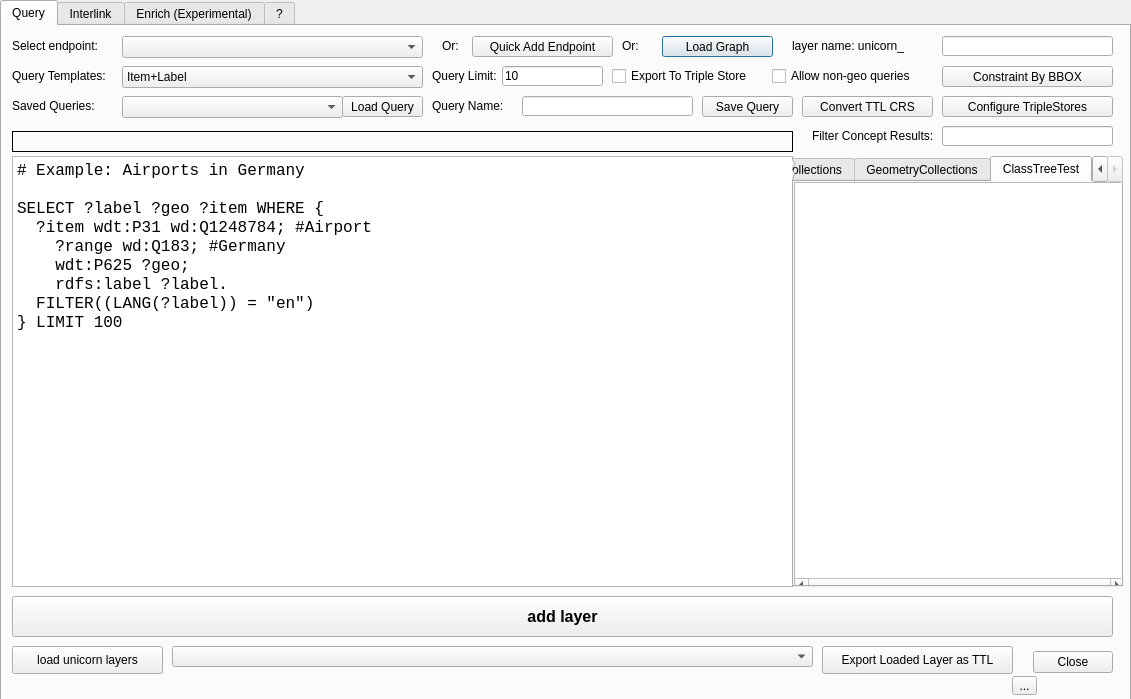
Old version of the form dialogs/ui/sparql_unicorn_dialog_base.ui in the repository sparqlunicorn/sparqlunicornGoesGIS.
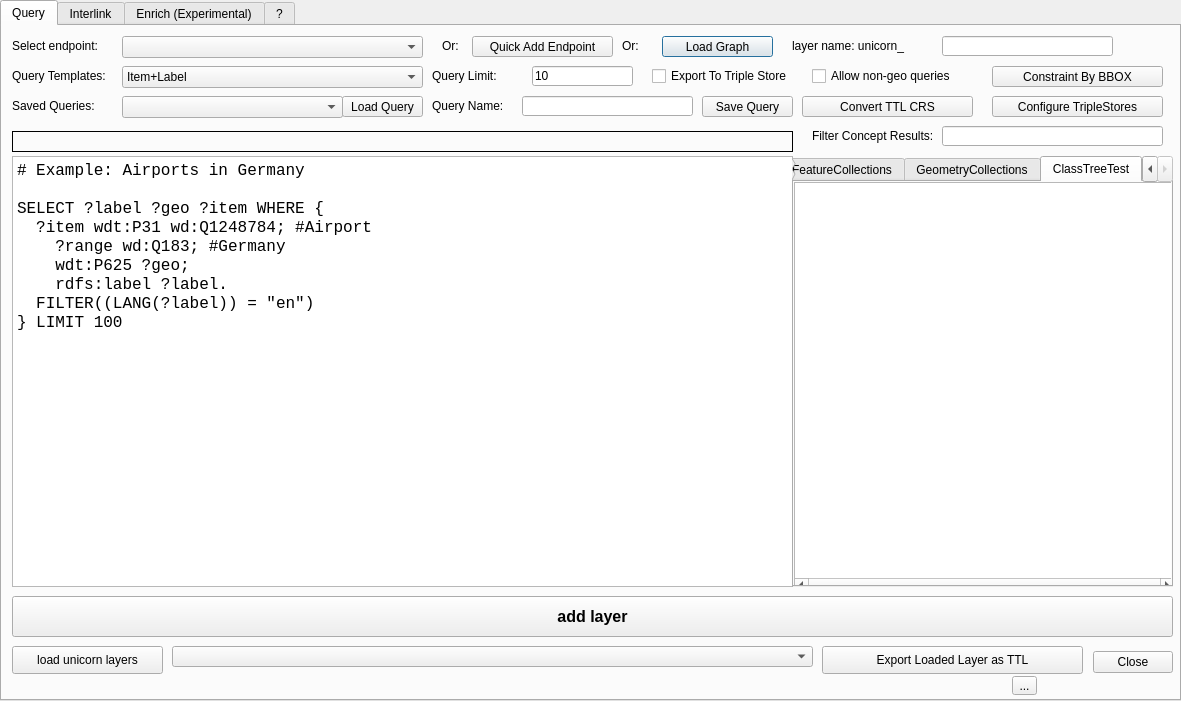
New version of the form. The open tabs and pages were chosen to show the change.

Commit message: Bigger window

What changed in the file:
```diff
--- a/dialogs/ui/sparql_unicorn_dialog_base.ui
+++ b/dialogs/ui/sparql_unicorn_dialog_base.ui
@@ -6,8 +6,8 @@
    <rect>
     <x>0</x>
     <y>0</y>
-    <width>1131</width>
-    <height>699</height>
+    <width>1181</width>
+    <height>701</height>
    </rect>
   </property>
   <property name="windowTitle">
@@ -31,7 +31,7 @@
     <rect>
      <x>0</x>
      <y>0</y>
-     <width>1131</width>
+     <width>1181</width>
      <height>701</height>
     </rect>
    </property>
@@ -146,7 +146,7 @@
       <rect>
        <x>10</x>
        <y>570</y>
-       <width>1101</width>
+       <width>1161</width>
        <height>41</height>
       </rect>
      </property>
@@ -189,7 +189,7 @@
       <rect>
        <x>820</x>
        <y>620</y>
-       <width>191</width>
+       <width>261</width>
        <height>28</height>
       </rect>
      </property>
@@ -200,7 +200,7 @@
     <widget class="QDialogButtonBox" name="button_box">
      <property name="geometry">
       <rect>
-       <x>1020</x>
+       <x>1080</x>
        <y>620</y>
        <width>91</width>
        <height>32</height>
@@ -216,7 +216,7 @@
     <widget class="QPushButton" name="bboxButton">
      <property name="geometry">
       <rect>
-       <x>940</x>
+       <x>990</x>
        <y>40</y>
        <width>171</width>
        <height>21</height>
@@ -291,7 +291,7 @@
     <widget class="QPushButton" name="loadTripleStoreButton">
      <property name="geometry">
       <rect>
-       <x>940</x>
+       <x>990</x>
        <y>70</y>
        <width>171</width>
        <height>21</height>
@@ -304,7 +304,7 @@
     <widget class="QCheckBox" name="allownongeo">
      <property name="geometry">
       <rect>
-       <x>770</x>
+       <x>810</x>
        <y>40</y>
        <width>171</width>
        <height>20</height>
@@ -317,7 +317,7 @@
     <widget class="QCheckBox" name="exportTripleStore_2">
      <property name="geometry">
       <rect>
-       <x>610</x>
+       <x>650</x>
        <y>40</y>
        <width>161</width>
        <height>20</height>
@@ -345,7 +345,7 @@
       <rect>
        <x>940</x>
        <y>100</y>
-       <width>171</width>
+       <width>221</width>
        <height>20</height>
       </rect>
      </property>
@@ -353,7 +353,7 @@
     <widget class="QLineEdit" name="queryLimit">
      <property name="geometry">
       <rect>
-       <x>500</x>
+       <x>530</x>
        <y>40</y>
        <width>101</width>
        <height>20</height>
@@ -466,7 +466,7 @@
       <rect>
        <x>800</x>
        <y>70</y>
-       <width>131</width>
+       <width>171</width>
        <height>21</height>
       </rect>
      </property>
@@ -479,7 +479,7 @@
       <rect>
        <x>790</x>
        <y>130</y>
-       <width>331</width>
+       <width>381</width>
        <height>431</height>
       </rect>
      </property>
@@ -540,7 +540,7 @@
         <rect>
          <x>0</x>
          <y>0</y>
-         <width>331</width>
+         <width>381</width>
          <height>411</height>
         </rect>
        </property>
```
Left out of the diff: 19 changed lines with no effect on the pictures. The commit also changes 1 other file.
